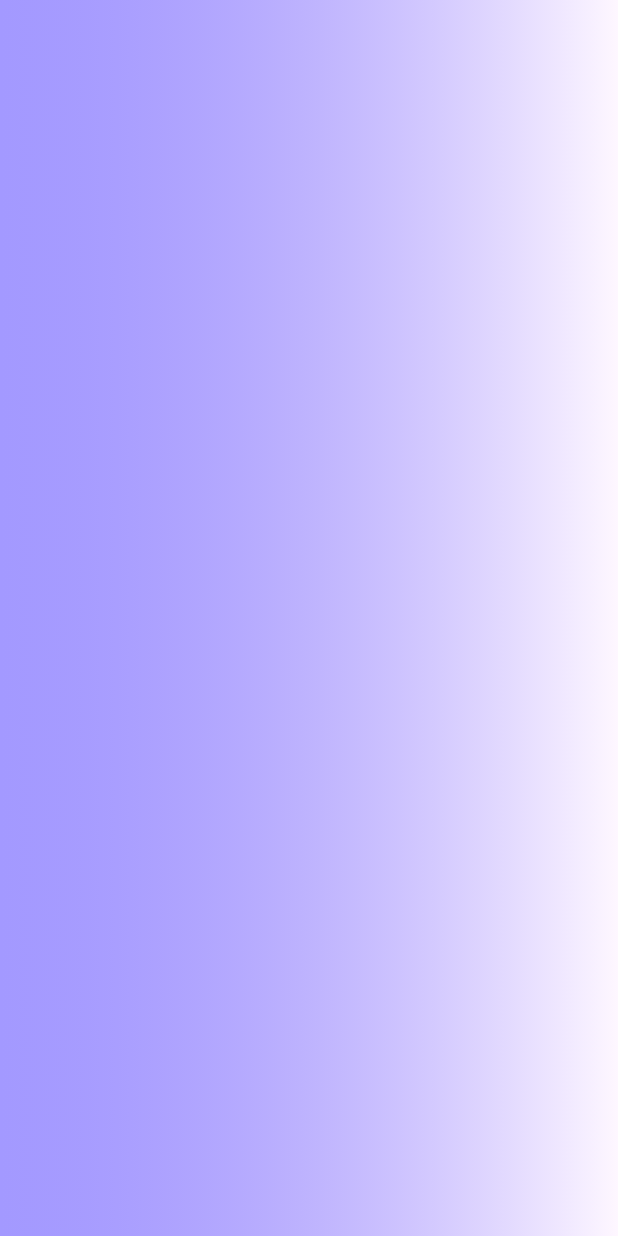
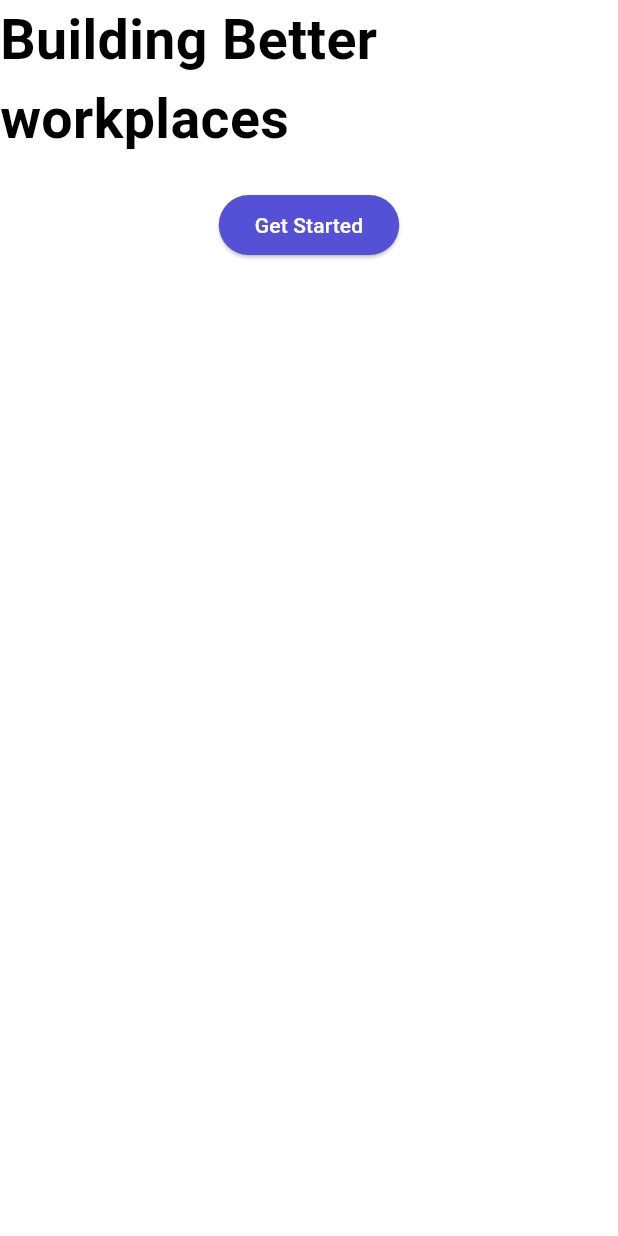
Before and after one commit to Pheunixx/Tasky, a Flutter app: the Welcome screen opened directly, on a phone screen of 412 x 824 dp. Run offline on Flutter 3.47's test engine with Material 3 defaults, Android fonts, the phone set to English and light mode, and no system bars.

Commit message:
update on welcome screen

```diff
--- a/lib/main.dart
+++ b/lib/main.dart
@@ -1,5 +1,6 @@
 import 'package:flutter/material.dart';
 import 'package:task_manager/signup%20and%20login/signup_page.dart';
+import 'package:task_manager/views/WelcomeScreen.dart';
 
 void main() {
   runApp(const MyApp());
@@ -31,7 +32,7 @@ class MyApp extends StatelessWidget {
         // tested with just a hot reload.
         colorScheme: ColorScheme.fromSeed(seedColor: Colors.deepPurple),
       ),
-      home: const SignUp()
+      home: const Welcome()
     );
   }
   }
--- a/lib/views/WelcomeScreen.dart
+++ b/lib/views/WelcomeScreen.dart
@@ -14,6 +14,41 @@ class Welcome extends StatelessWidget {
               [Color(0xffA399FF), Color(0x5A46FC)]
               )
             ),
+          ),
+          Container(
+            color: Colors.white,
+            child: Column(
+              children: [
+                 Center(
+                  child:
+                  const Text(
+                    'Building Better workplaces',
+                    style: TextStyle(
+                      fontSize: 37,
+                      fontWeight: FontWeight.bold,
+                      color: Colors.black,
+                  ),
+                  )
+                ),
+                 const SizedBox(height: 20,),
+
+                 Center(
+                  child: ElevatedButton(onPressed:
+                  (){},
+                  style: ElevatedButton.styleFrom(
+                    backgroundColor: Color(0xff5451D6)
+                  ),
+                  child: const Text("Get Started",
+                  style: TextStyle(
+                    color: Colors.white
+                  ),)
+                  ),
+                 )
+              ],
+
+
+            ),
+
           )
         ],
       ),
```
